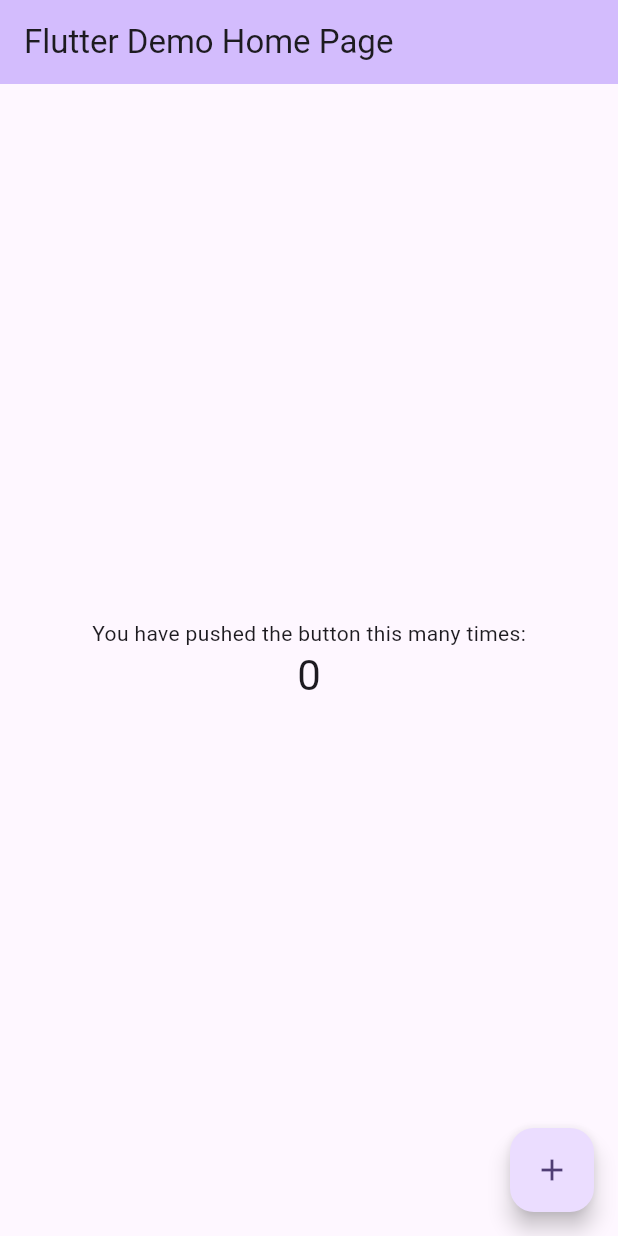
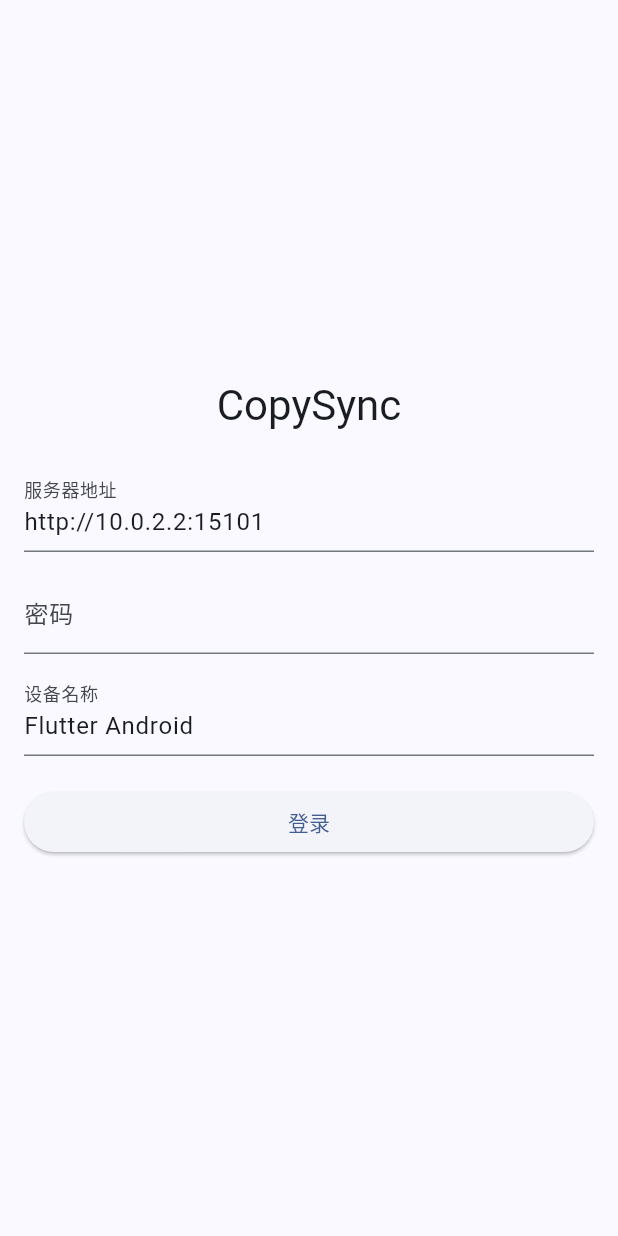
Before and after one commit to zane0314/copysync, a Flutter app: the screen it shows after launch, on a phone screen of 412 x 824 dp. Run offline on Flutter 3.47's test engine with Material 3 defaults, Android fonts, the phone set to English and light mode, and no system bars; our stand-ins replace flutter_secure_storage.

Commit message:
feat(flutter): login page and inbox page with op feedback and android nav shell

```diff
--- a/flutter_copysync/lib/main.dart
+++ b/flutter_copysync/lib/main.dart
@@ -1,121 +1,41 @@
+import 'dart:io';
+
 import 'package:flutter/material.dart';
 
+import 'api/api_client.dart';
+import 'state/app_state.dart';
+import 'state/token_store.dart';
+import 'ui/home_shell.dart';
+import 'ui/login_page.dart';
+
 void main() {
-  runApp(const MyApp());
+  final baseUrl =
+      Platform.isAndroid ? 'http://10.0.2.2:15101' : 'http://127.0.0.1:15101';
+  final state = AppState(
+    api: ApiClient(baseUrl),
+    tokenStore: SecureTokenStore(),
+  );
+  state.restoreSession();
+  runApp(CopySyncApp(state: state));
 }
 
-class MyApp extends StatelessWidget {
-  const MyApp({super.key});
+class CopySyncApp extends StatelessWidget {
+  const CopySyncApp({super.key, required this.state});
 
-  // This widget is the root of your application.
+  final AppState state;
+
   @override
   Widget build(BuildContext context) {
     return MaterialApp(
-      title: 'Flutter Demo',
+      title: 'CopySync',
       theme: ThemeData(
-        // This is the theme of your application.
-        //
-        // TRY THIS: Try running your application with "flutter run". You'll see
-        // the application has a purple toolbar. Then, without quitting the app,
-        // try changing the seedColor in the colorScheme below to Colors.green
-        // and then invoke "hot reload" (save your changes or press the "hot
-        // reload" button in a Flutter-supported IDE, or press "r" if you used
-        // the command line to start the app).
-        //
-        // Notice that the counter didn't reset back to zero; the application
-        // state is not lost during the reload. To reset the state, use hot
-        // restart instead.
-        //
-        // This works for code too, not just values: Most code changes can be
-        // tested with just a hot reload.
-        colorScheme: .fromSeed(seedColor: Colors.deepPurple),
+        colorScheme: ColorScheme.fromSeed(seedColor: const Color(0xFF2B7DE9)),
+        useMaterial3: true,
       ),
-      home: const MyHomePage(title: 'Flutter Demo Home Page'),
-    );
-  }
-}
-
-class MyHomePage extends StatefulWidget {
-  const MyHomePage({super.key, required this.title});
-
-  // This widget is the home page of your application. It is stateful, meaning
-  // that it has a State object (defined below) that contains fields that affect
-  // how it looks.
-
-  // This class is the configuration for the state. It holds the values (in this
-  // case the title) provided by the parent (in this case the App widget) and
-  // used by the build method of the State. Fields in a Widget subclass are
-  // always marked "final".
-
-  final String title;
-
-  @override
-  State<MyHomePage> createState() => _MyHomePageState();
-}
-
-class _MyHomePageState extends State<MyHomePage> {
-  int _counter = 0;
-
-  void _incrementCounter() {
-    setState(() {
-      // This call to setState tells the Flutter framework that something has
-      // changed in this State, which causes it to rerun the build method below
-      // so that the display can reflect the updated values. If we changed
-      // _counter without calling setState(), then the build method would not be
-      // called again, and so nothing would appear to happen.
-      _counter++;
-    });
-  }
-
-  @override
-  Widget build(BuildContext context) {
-    // This method is rerun every time setState is called, for instance as done
-    // by the _incrementCounter method above.
-    //
-    // The Flutter framework has been optimized to make rerunning build methods
-    // fast, so that you can just rebuild anything that needs updating rather
-    // than having to individually change instances of widgets.
-    return Scaffold(
-      appBar: AppBar(
-        // TRY THIS: Try changing the color here to a specific color (to
-        // Colors.amber, perhaps?) and trigger a hot reload to see the AppBar
-        // change color while the other colors stay the same.
-        backgroundColor: Theme.of(context).colorScheme.inversePrimary,
-        // Here we take the value from the MyHomePage object that was created by
-        // the App.build method, and use it to set our appbar title.
-        title: Text(widget.title),
-      ),
-      body: Center(
-        // Center is a layout widget. It takes a single child and positions it
-        // in the middle of the parent.
-        child: Column(
-          // Column is also a layout widget. It takes a list of children and
-          // arranges them vertically. By default, it sizes itself to fit its
-          // children horizontally, and tries to be as tall as its parent.
-          //
-          // Column has various properties to control how it sizes itself and
-          // how it positions its children. Here we use mainAxisAlignment to
-          // center the children vertically; the main axis here is the vertical
-          // axis because Columns are vertical (the cross axis would be
-          // horizontal).
-          //
-          // TRY THIS: Invoke "debug painting" (choose the "Toggle Debug Paint"
-          // action in the IDE, or press "p" in the console), to see the
-          // wireframe for each widget.
-          mainAxisAlignment: .center,
-          children: [
-            const Text('You have pushed the button this many times:'),
-            Text(
-              '$_counter',
-              style: Theme.of(context).textTheme.headlineMedium,
-            ),
-          ],
-        ),
-      ),
-      floatingActionButton: FloatingActionButton(
-        onPressed: _incrementCounter,
-        tooltip: 'Increment',
-        child: const Icon(Icons.add),
+      home: ListenableBuilder(
+        listenable: state,
+        builder: (context, _) =>
+            state.isLoggedIn ? HomeShell(state: state) : LoginPage(state: state),
       ),
     );
   }
--- /dev/null
+++ b/flutter_copysync/lib/ui/login_page.dart
@@ -0,0 +1,126 @@
+import 'dart:io';
+
+import 'package:flutter/material.dart';
+
+import '../state/app_state.dart';
+
+/// 登录页：服务器地址 + 密码 + 设备名称。
+class LoginPage extends StatefulWidget {
+  const LoginPage({super.key, required this.state});
+
+  final AppState state;
+
+  @override
+  State<LoginPage> createState() => _LoginPageState();
+}
+
+class _LoginPageState extends State<LoginPage> {
+  late final TextEditingController _serverController;
+  final _passwordController = TextEditingController();
+  late final TextEditingController _deviceController;
+
+  AppState get state => widget.state;
+
+  @override
+  void initState() {
+    super.initState();
+    _serverController = TextEditingController(text: state.api.baseUrl);
+    _deviceController = TextEditingController(
+      text: Platform.isAndroid ? 'Flutter Android' : 'Flutter Mac',
+    );
+  }
+
+  @override
+  void dispose() {
+    _serverController.dispose();
+    _passwordController.dispose();
+    _deviceController.dispose();
+    super.dispose();
+  }
+
+  Future<void> _login() async {
+    state.api.baseUrl = _serverController.text.trim();
+    final ok = await state.login(
+      password: _passwordController.text,
+      deviceName: _deviceController.text.trim(),
+      platform: Platform.isAndroid ? 'android' : 'mac',
+    );
+    if (ok) {
+      // 登录成功立即做首次全量同步；失败不阻塞进入收件箱（页面内有重试）。
+      // ignore: unawaited_futures
+      state.refresh();
+    }
+  }
+
+  @override
+  Widget build(BuildContext context) {
+    return Scaffold(
+      body: Center(
+        child: ConstrainedBox(
+          constraints: const BoxConstraints(maxWidth: 380),
+          child: ListenableBuilder(
+            listenable: state,
+            builder: (context, _) {
+              final loading = state.loginStatus == OpStatus.loading;
+              return Column(
+                mainAxisSize: MainAxisSize.min,
+                crossAxisAlignment: CrossAxisAlignment.stretch,
+                children: [
+                  Text('CopySync',
+                      style: Theme.of(context).textTheme.headlineMedium,
+                      textAlign: TextAlign.center),
+                  const SizedBox(height: 24),
+                  TextField(
+                    key: const Key('serverField'),
+                    controller: _serverController,
+                    decoration: const InputDecoration(labelText: '服务器地址'),
+                    enabled: !loading,
+                  ),
+                  const SizedBox(height: 12),
+                  TextField(
+                    key: const Key('passwordField'),
+                    controller: _passwordController,
+                    decoration: const InputDecoration(labelText: '密码'),
+                    obscureText: true,
+                    enabled: !loading,
+                  ),
+                  const SizedBox(height: 12),
+                  TextField(
+                    key: const Key('deviceField'),
+                    controller: _deviceController,
+                    decoration: const InputDecoration(labelText: '设备名称'),
+                    enabled: !loading,
+                  ),
+                  const SizedBox(height: 20),
+                  ElevatedButton(
+                    key: const Key('loginButton'),
+                    onPressed: loading ? null : _login,
+                    child: loading
+                        ? const SizedBox(
+                            width: 20,
+                            height: 20,
+                            child: CircularProgressIndicator(strokeWidth: 2),
+                          )
+                        : const Text('登录'),
+                  ),
+                  if (state.loginStatus == OpStatus.error &&
+                      state.loginError != null)
+                    Padding(
+                      padding: const EdgeInsets.only(top: 12),
+                      child: Text(
+                        state.loginError!,
+                        key: const Key('loginError'),
+                        style: TextStyle(
+                            color: Theme.of(context).colorScheme.error),
+                        textAlign: TextAlign.center,
+                      ),
+                    ),
+                ],
+              );
+            },
+          ),
+        ),
+      ),
+    );
+  }
+}
```
Also changed, not shown: flutter_copysync/lib/ui/home_shell.dart (added, +50 -0 lines), flutter_copysync/lib/ui/inbox_page.dart (added, +155 -0 lines), 3 other files.
